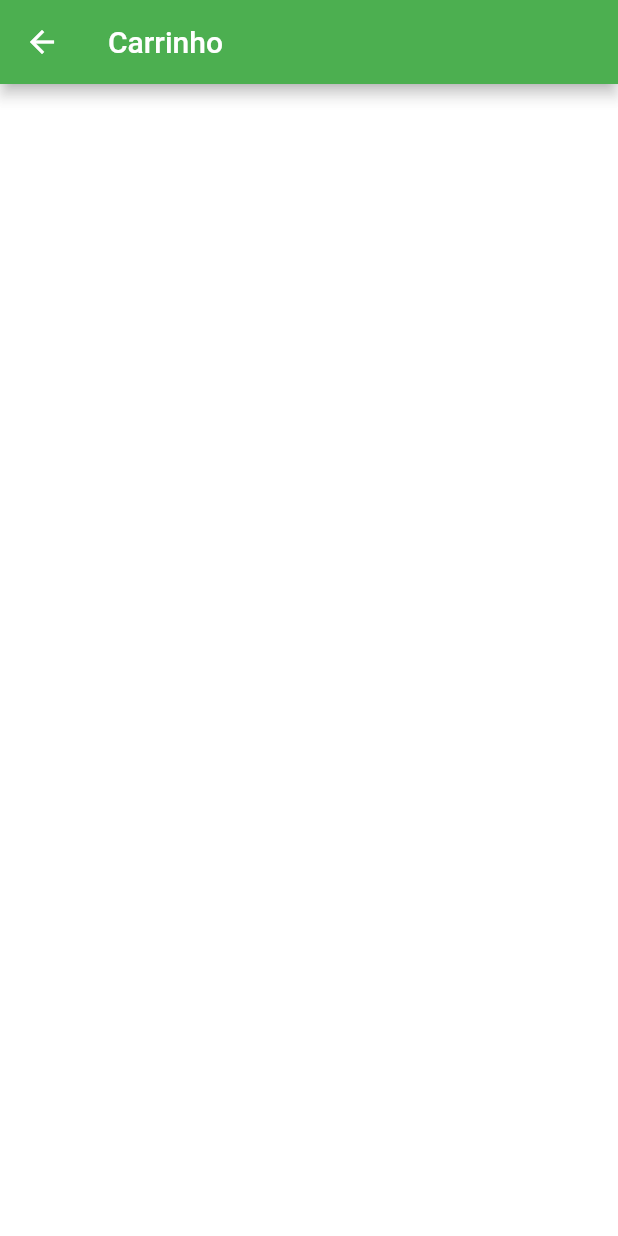
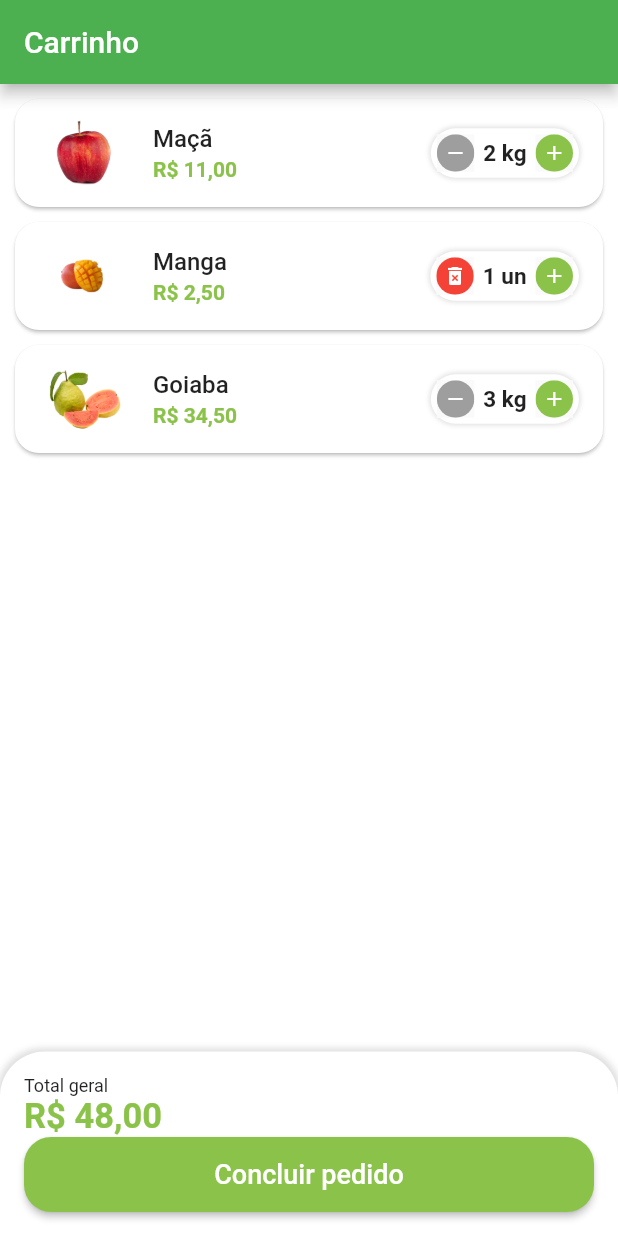
Before and after one commit to AkaRed3223/greengrocer, a Flutter app: the CartTab screen opened directly, on a phone screen of 412 x 824 dp. Run offline on Flutter 3.47's test engine with Material 3 defaults, Android fonts, the light colour scheme and no system bars; our stand-ins replace animated_text_kit, mask_text_input_formatter.

Commit message:
Created Carrinho

```diff
--- a/lib/src/config/app_data.dart
+++ b/lib/src/config/app_data.dart
@@ -1,3 +1,4 @@
+import 'package:greengrocer/src/models/cart_item_model.dart';
 import 'package:greengrocer/src/models/item_model.dart';
 
 ItemModel apple = ItemModel(
@@ -64,6 +65,22 @@
   papaya,
 ];
 
+//Lista de itens do carrinho
+List<CartItemModel> cartItems = [
+  CartItemModel(
+    item: apple,
+    quantity: 2,
+  ),
+  CartItemModel(
+    item: mango,
+    quantity: 1,
+  ),
+  CartItemModel(
+    item: guava,
+    quantity: 3,
+  ),
+];
+
 List<String> categories = [
   'Frutas',
   'Grãos',
--- /dev/null
+++ b/lib/src/models/cart_item_model.dart
@@ -0,0 +1,13 @@
+import 'package:greengrocer/src/models/item_model.dart';
+
+class CartItemModel {
+  ItemModel item;
+  int quantity;
+
+  CartItemModel({
+    required this.item,
+    required this.quantity,
+  });
+
+  double totalPrice() => item.price * quantity;
+}
--- a/lib/src/pages/base/base_screen.dart
+++ b/lib/src/pages/base/base_screen.dart
@@ -22,7 +22,7 @@
         controller: pageController,
         children: [
           const HomeTab(),
-          const CartTab(),
+          CartTab(),
           Container(color: Colors.blue),
           Container(color: Colors.purple),
         ],
--- a/lib/src/pages/cart/cart_tab.dart
+++ b/lib/src/pages/cart/cart_tab.dart
@@ -1,7 +1,33 @@
 import 'package:flutter/material.dart';
+import 'package:greengrocer/src/config/custom_colors.dart';
+import 'package:greengrocer/src/models/cart_item_model.dart';
+import 'package:greengrocer/src/pages/cart/components/cart_tile.dart';
+import 'package:greengrocer/src/services/utils_services.dart';
+import 'package:greengrocer/src/config/app_data.dart' as app_data;
 
-class CartTab extends StatelessWidget {
+class CartTab extends StatefulWidget {
   const CartTab({super.key});
+
+  @override
+  State<CartTab> createState() => _CartTabState();
+}
+
+class _CartTabState extends State<CartTab> {
+  final UtilsServices utilsServices = UtilsServices();
+
+  void removeItemFromCart(CartItemModel cartItem) {
+    setState(() {
+      app_data.cartItems.remove(cartItem);
+    });
+  }
+
+  double cartTotalPrice() {
+    double total = 0;
+    for (var item in app_data.cartItems) {
+      total += item.totalPrice();
+    }
+    return total;
+  }
 
   @override
   Widget build(BuildContext context) {
@@ -9,6 +35,111 @@
       appBar: AppBar(
         title: const Text('Carrinho'),
       ),
+      body: Column(
+        children: [
+          Expanded(
+            child: ListView.builder(
+              itemCount: app_data.cartItems.length,
+              itemBuilder: (_, index) {
+                return CartTile(
+                  cartItem: app_data.cartItems[index],
+                  remove: removeItemFromCart,
+                );
+              },
+            ),
+          ),
+          Container(
+            padding: const EdgeInsets.all(16),
+            decoration: BoxDecoration(
+              color: Colors.white,
+              borderRadius: const BorderRadius.vertical(
+                top: Radius.circular(30),
+              ),
+              boxShadow: [
+                BoxShadow(
+                  color: Colors.grey.shade300,
+                  blurRadius: 3,
+                  spreadRadius: 2,
+                ),
+              ],
+            ),
+            child: Column(
+              crossAxisAlignment: CrossAxisAlignment.stretch,
+              children: [
+                const Text(
+                  'Total geral',
+                  style: TextStyle(
+                    fontSize: 12,
+                  ),
+                ),
+                Text(
+                  utilsServices.priceToCurrency(cartTotalPrice()),
+                  style: TextStyle(
+                    fontSize: 23,
+                    color: CustomColors.customSwatchColor,
+                    fontWeight: FontWeight.bold,
+                  ),
+                ),
+                SizedBox(
+                  height: 50,
+                  child: ElevatedButton(
+                    style: ElevatedButton.styleFrom(
+                      backgroundColor: CustomColors.customSwatchColor,
+                      shape: RoundedRectangleBorder(
+                        borderRadius: BorderRadius.circular(18),
+                      ),
+                    ),
+                    onPressed: () async {
+                      bool? result = await showOrderConfirmation();
+                      print(result);
+                    },
+                    child: const Text(
+                      'Concluir pedido',
+                      style: TextStyle(
+                        fontSize: 18,
+                      ),
+                    ),
+                  ),
+                ),
+              ],
+            ),
+          ),
+        ],
+      ),
+    );
+  }
+
+  Future<bool?> showOrderConfirmation() {
+    return showDialog<bool>(
+      context: context,
+      builder: (context) {
+        return AlertDialog(
+          shape: RoundedRectangleBorder(
+            borderRadius: BorderRadius.circular(20),
+          ),
+          title: const Text('Confirmação'),
+          content: const Text('Deseja realmente concluir o pedido?'),
+          actions: [
+            TextButton(
+              onPressed: () {
+                Navigator.of(context).pop(false);
+              },
+              child: const Text('Não'),
+            ),
+            ElevatedButton(
+              style: ElevatedButton.styleFrom(
+                shape: RoundedRectangleBorder(
+                  borderRadius: BorderRadius.circular(20),
+                ),
+              ),
+              onPressed: () {
+                Navigator.of(context).pop(true);
+              },
+              child: const Text('Sim'),
+            ),
+          ],
+        );
+      },
     );
   }
 }
--- /dev/null
+++ b/lib/src/pages/cart/components/cart_tile.dart
@@ -0,0 +1,73 @@
+import 'package:flutter/material.dart';
+import 'package:greengrocer/src/config/custom_colors.dart';
+import 'package:greengrocer/src/models/cart_item_model.dart';
+import 'package:greengrocer/src/pages/common_widgets/quantity_widget.dart';
+import 'package:greengrocer/src/services/utils_services.dart';
+
+class CartTile extends StatefulWidget {
+  final CartItemModel cartItem;
+  final Function(CartItemModel) remove;
+
+  const CartTile({
+    super.key,
+    required this.cartItem,
+    required this.remove,
+  });
+
+  @override
+  State<CartTile> createState() => _CartTileState();
+}
+
+class _CartTileState extends State<CartTile> {
+  final UtilsServices utilsServices = UtilsServices();
+
+  @override
+  Widget build(BuildContext context) {
+    return Card(
+      margin: const EdgeInsets.fromLTRB(10, 10, 10, 0),
+      shape: RoundedRectangleBorder(
+        borderRadius: BorderRadius.circular(16),
+      ),
+      child: ListTile(
+        //imagem
+        leading: Image.asset(
+          widget.cartItem.item.imgUrl,
+          height: 60,
+          width: 60,
+        ),
+
+        //título
+        title: Text(
+          widget.cartItem.item.itemName,
+          style: const TextStyle(
+            fontWeight: FontWeight.w500,
+          ),
+        ),
+
+        //total
+        subtitle: Text(
+          utilsServices.priceToCurrency(widget.cartItem.totalPrice()),
+          style: TextStyle(
+            color: CustomColors.customSwatchColor,
+            fontWeight: FontWeight.bold,
+          ),
+        ),
+
+        //quantidade
+        trailing: QuantityWidget(
+          value: widget.cartItem.quantity,
+          suffixText: widget.cartItem.item.unit,
+          result: (quantity) {
+            setState(() {
+              widget.cartItem.quantity = quantity;
+              if (quantity == 0) {
+                widget.remove(widget.cartItem);
+              }
+            });
+          },
+          isRemovable: true,
+        ),
+      ),
+    );
+  }
+}
--- a/lib/src/pages/common_widgets/quantity_widget.dart
+++ b/lib/src/pages/common_widgets/quantity_widget.dart
@@ -5,12 +5,14 @@
   final int value;
   final String suffixText;
   final Function(int quantity) result;
+  final bool isRemovable;
 
   const QuantityWidget({
     super.key,
     required this.value,
     required this.suffixText,
     required this.result,
+    this.isRemovable = false,
   });
 
   @override
@@ -29,12 +31,14 @@
         ],
       ),
       child: Row(
+        mainAxisSize: MainAxisSize.min,
         children: [
           _QuantityButton(
-            icon: Icons.remove,
-            color: Colors.grey,
+            icon:
+                !isRemovable || value > 1 ? Icons.remove : Icons.delete_forever,
+            color: !isRemovable || value > 1 ? Colors.grey : Colors.red,
             onPressed: () {
-              if (value == 1) return;
+              if (value == 1 && !isRemovable) return;
               int resultCount = value - 1;
               result(resultCount);
             },
```
